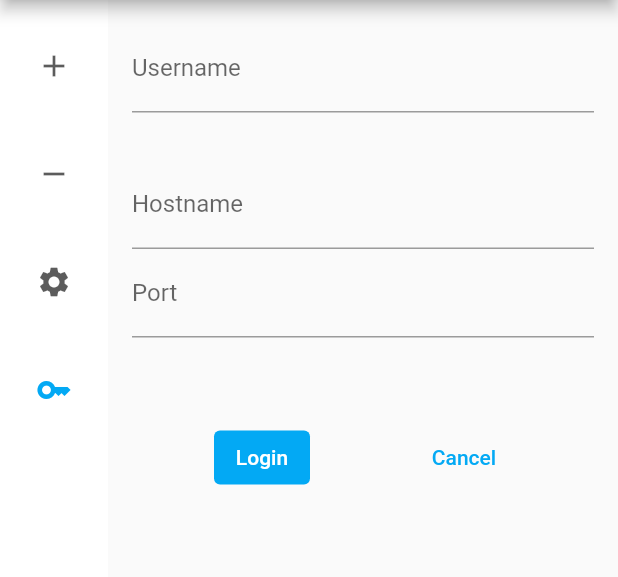
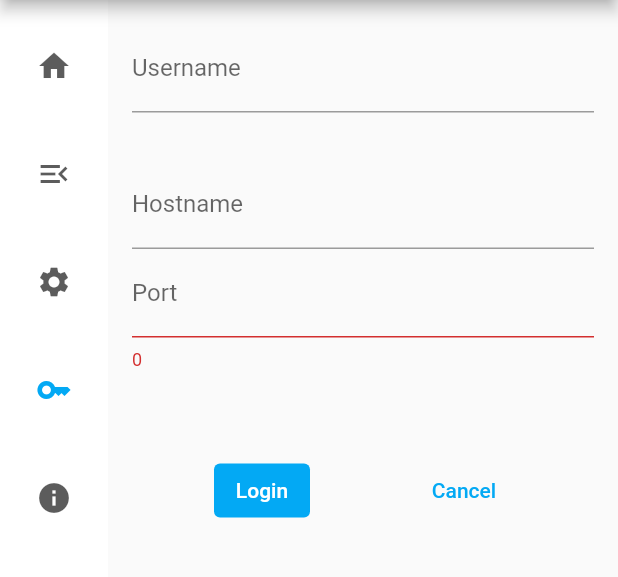
Before and after one commit to rainyday21/Seafloor, a Flutter app: the screen it shows after launch, after a tap on "Login", on a phone screen of 412 x 824 dp, the part 84-661 px from its top. Run offline on Flutter 3.47's test engine with Material 2 defaults, Android fonts, the light colour scheme and no system bars.

Commit message:
added about page and made progress on home

```diff
--- a/lib/main.dart
+++ b/lib/main.dart
@@ -1,4 +1,5 @@
 import 'package:flutter/material.dart';
+import 'package:seafloor/pages/about.dart';
 import 'package:seafloor/pages/home.dart';
 import 'package:seafloor/pages/login.dart';
 import 'package:seafloor/pages/sysInfo.dart';
@@ -51,10 +52,12 @@ class _currPage extends State<currentPage> {
         page = const terminalMain(); //Terminal goes here
         break;
       case 2:
-        page = SystemInfo();
+        page = const SystemInfo();
         break;
       case 3:
-        page = LoginPage();
+        page = const LoginPage();
+      case 4:
+        page = const AboutPage();
       default:
         throw UnimplementedError('no Widget for $selectedIndex');
     }
@@ -79,18 +82,25 @@ class _currPage extends State<currentPage> {
               SafeArea(
                 child: NavigationRail(
                   extended: constraints.maxWidth >= 600,
-                  destinations: [
+                  destinations: const [
                     NavigationRailDestination(
-                        icon: Icon(Icons.add), label: Text('Add a service')),
+                      icon: Icon(Icons.home),
+                      label: Text('Home'),
+                    ),
                     NavigationRailDestination(
-                        icon: Icon(Icons.remove),
-                        label: Text('Remove a service')),
+                      icon: Icon(Icons.menu_open),
+                      label: Text('Terminal'),
+                    ),
                     NavigationRailDestination(
-                        icon: Icon(Icons.settings), label: Text('Information'),),
+                      icon: Icon(Icons.settings),
+                      label: Text('System Information'),
+                    ),
                     NavigationRailDestination(
                       icon: Icon(Icons.key),
                       label: Text('Login'),
-                    )
+                    ),
+                    NavigationRailDestination(
+                        icon: Icon(Icons.info), label: Text('About')),
                   ],
                   selectedIndex: selectedIndex,
                   onDestinationSelected: (value) {
--- a/lib/pages/home.dart
+++ b/lib/pages/home.dart
@@ -6,7 +6,9 @@ class Home extends StatelessWidget {
   @override
   Widget build(BuildContext context) {
     return Scaffold(
-      body: const Padding(
+      body: Container(
+        alignment: Alignment.topCenter,
+        child: const Padding(
           padding: EdgeInsets.all(8.0),
           child: SafeArea(
             child: SingleChildScrollView(
@@ -22,7 +24,22 @@ class Home extends StatelessWidget {
                   Padding(
                     padding: EdgeInsets.all(16.0),
                   ),
+                  Column(
+                    crossAxisAlignment: CrossAxisAlignment.center,
+                    mainAxisAlignment: MainAxisAlignment.spaceEvenly,
+                    mainAxisSize: MainAxisSize.max,
+                    children: <Widget>[
+                      ServicesSection(),
+                      Padding(
+                        padding: EdgeInsets.all(16.0),
+                      ),
+                      RecDevSection(
+                        devices: [],
+                      ),
                     ],
+                  ),
+                ],
+              ),
             ),
           ),
         ),
@@ -57,11 +74,114 @@ class TitleWidget extends StatelessWidget {
   }
 }
 
-class menu1 extends StatelessWidget {
-  const menu1({super.key});
+class AddMenu extends StatefulWidget {
+  const AddMenu({super.key});
 
+  @override
+  State<AddMenu> createState() => _AddMenuState();
+}
+
+class _AddMenuState extends State<AddMenu> {
   @override
   Widget build(BuildContext context) {
     return const Column();
   }
 }
+
+class ServicesSection extends StatelessWidget {
+  const ServicesSection({super.key});
+
+  @override
+  Widget build(BuildContext context) {
+    return Column(
+      children: <Widget>[
+        Text(
+          'Services',
+          style: TextStyle(
+            color: Theme.of(context).primaryColorDark,
+            fontSize: 24.0,
+            fontWeight: FontWeight.bold,
+          ),
+        ),
+        const Padding(
+          padding: EdgeInsets.all(16.0),
+        ),
+        TextButton.icon(
+          icon: const Icon(
+            Icons.menu_open,
+            color: Colors.lightGreen,
+            ),
+          onPressed: () {},
+          label: const Text('SSH Terminal'),
+        ),
+        const Padding(
+          padding: EdgeInsets.all(16.0),
+        ),
+        TextButton.icon(
+          onPressed: () {},
+          label: const Text('View System Info'),
+          icon: const Icon(
+            Icons.settings_outlined,
+            color: Colors.blueGrey,
+            ),
+
+        )
+      ],
+    );
+  }
+}
+
+class RecDevSection extends StatefulWidget {
+  const RecDevSection({required this.devices, super.key});
+
+  final List<Device> devices;
+
+  @override
+  State<RecDevSection> createState() => _RecDevSectionState();
+}
+
+class _RecDevSectionState extends State<RecDevSection> {
+  List<Device> devList = [];
+
+  @override
+  Widget build(BuildContext context) {
+    return Column(
+      children: <Widget>[
+        Text(
+          'Recent Devices',
+          style: TextStyle(
+            color: Theme.of(context).primaryColorDark,
+            fontSize: 24.0,
+            fontWeight: FontWeight.bold,
+          ),
+        ),
+      ],
+    );
+  }
+}
+
+class Service {
+  Service({required this.name});
+
+  final String name;
+  late Icon servIcon = setIcon();
+
+  Icon setIcon() {
+    String temp = name.toLowerCase();
+    Icon ret = const Icon(Icons.question_mark_outlined);
+    if (temp.contains('ssh')) {
+      ret = const Icon(Icons.menu_open);
+    } else if (temp.contains('info')) {
+      ret = const Icon(Icons.settings_outlined);
+    }
+    return ret;
+  }
+}
+
+class Device {
+  const Device(
+      {required this.username, required this.hostname, required this.port});
+
+  final String username, hostname;
+  final int port;
+}
--- a/lib/pages/login.dart
+++ b/lib/pages/login.dart
@@ -1,6 +1,9 @@
+
 import 'package:flutter/material.dart';
 
 class LoginPage extends StatefulWidget {
+  const LoginPage({super.key});
+
   @override
   _loginPage createState() => _loginPage();
 }
@@ -8,40 +11,36 @@ class LoginPage extends StatefulWidget {
 class sshInfo {
   String username = '';
   String hostname = '';
-  String port = '';
+  int port = 22;
 }
 
 class _loginPage extends State<LoginPage> {
   final GlobalKey<FormState> _formStateKey = GlobalKey<FormState>();
 
-  sshInfo _info = sshInfo();
+  final sshInfo _info = sshInfo();
 
-  String _validateSSHInfo(String usr, String hst, String port) {
-    if (usr.isEmpty) {
-      usr = 'empty';
+  String? _validateInfo(String? info) {
+    if (info == null || info.isEmpty) {
+      return null;
+    } else {
+      return info;
     }
-    if (hst.isEmpty) {
-      hst = 'empty';
-    }
-    if (port.isEmpty) {
-      port = 'empty';
-    }
-    return '$usr@$hst:$port';
   }
 
-
+  String? _validatePort(String? info) {
+    if (info == null || info.isEmpty) {
+      return '0';
+    } else {
+      return info;
+    }
+  }
 
   void _getFullSSH() {
     if (_formStateKey.currentState!.validate()) {
       _formStateKey.currentState!.save();
-      String full = sshInfo.username;
+      String full = '${sshInfo().username}@${sshInfo().hostname}:${sshInfo().port}';
       print("Full info is $full");
     }
-  }
-
-  void setUser(TextFormField txt) {
-    txt.
-
   }
 
   @override
@@ -54,33 +53,38 @@ class _loginPage extends State<LoginPage> {
               key: _formStateKey,
               autovalidateMode: AutovalidateMode.always,
               child: Padding(
-                padding: EdgeInsets.all(16.0),
+                padding: const EdgeInsets.all(16.0),
                 child: Column(
                   children: <Widget>[
                     TextFormField(
-                      decoration: InputDecoration(
+                      decoration: const InputDecoration(
                         labelText: 'Username',
                       ),
-                      validator: _validateSSHInfo(),
+                      validator: (value) => _validateInfo(value),
+                      onSaved: (value) => sshInfo().username = value!,
                     ),
-                    Padding(
+                    const Padding(
                       padding: EdgeInsets.all(16.0),
                     ),
                     TextFormField(
-                      decoration: InputDecoration(
+                      decoration: const InputDecoration(
                         labelText: 'Hostname',
                       ),
+                      validator: (value) => _validateInfo(value),
+                      onSaved: (value) => sshInfo().hostname = value!,
                     ),
                     TextFormField(
-                      decoration: InputDecoration(
+                      decoration: const InputDecoration(
                         labelText: 'Port',
                       ),
+                      validator: (value) => _validatePort(value),
+                      onSaved: (value) => sshInfo().port = int.tryParse(value!)!,
                     )
                   ],
                 ),
               ),
             ),
-            Padding(
+            const Padding(
               padding: EdgeInsets.all(16.0),
             ),
             ButtonBar(
@@ -88,22 +92,20 @@ class _loginPage extends State<LoginPage> {
               children: <Widget>[
                 TextButton(
                   onPressed: () {
-                  _getFullSSH();
-                },
-                style: ButtonStyle(
-                  backgroundColor: MaterialStateProperty.all<Color>(Theme.of(context).primaryColor),
-                  foregroundColor: MaterialStateProperty.all<Color>(Colors.white),
-                ),
-                child: Text('Login'),
+                    _getFullSSH();
+                  },
+                  style: ButtonStyle(
+                    backgroundColor: MaterialStateProperty.all<Color>(
+                        Theme.of(context).primaryColor),
+                    foregroundColor:
+                        MaterialStateProperty.all<Color>(Colors.white),
+                  ),
+                  child: const Text('Login'),
                 ),
                 TextButton(
-                  onPressed: () {
-
-                },
-                child: Text('Cancel'),
+                  onPressed: () {},
+                  child: const Text('Cancel'),
                 ),
-
-
               ],
             ),
           ],
--- a/lib/pages/sysInfo.dart
+++ b/lib/pages/sysInfo.dart
@@ -1,6 +1,8 @@
 import 'package:flutter/material.dart';
 
 class SystemInfo extends StatefulWidget {
+  const SystemInfo({super.key});
+
   @override
   _sysInfo createState() => _sysInfo();
 }
@@ -9,7 +11,7 @@ class _sysInfo extends State<SystemInfo> {
 
   @override
   Widget build(BuildContext context) {
-    return Scaffold(
+    return const Scaffold(
       body: Column(
         children: <Widget>[
           Text('System Info'),
--- a/lib/pages/terminal.dart
+++ b/lib/pages/terminal.dart
@@ -17,8 +17,11 @@ class _termMain extends State<terminalMain> {
           children: <Widget>[
             Text('Here is the Terminal!'),
           ],
+
         ),
+
       ),
+      backgroundColor: Color.fromARGB(255, 25, 68, 90),
     );
   }
 }
```
Also changed, not shown: lib/pages/about.dart (added, +44 -0 lines). Lines whose indentation alone changed are shown as unchanged.
